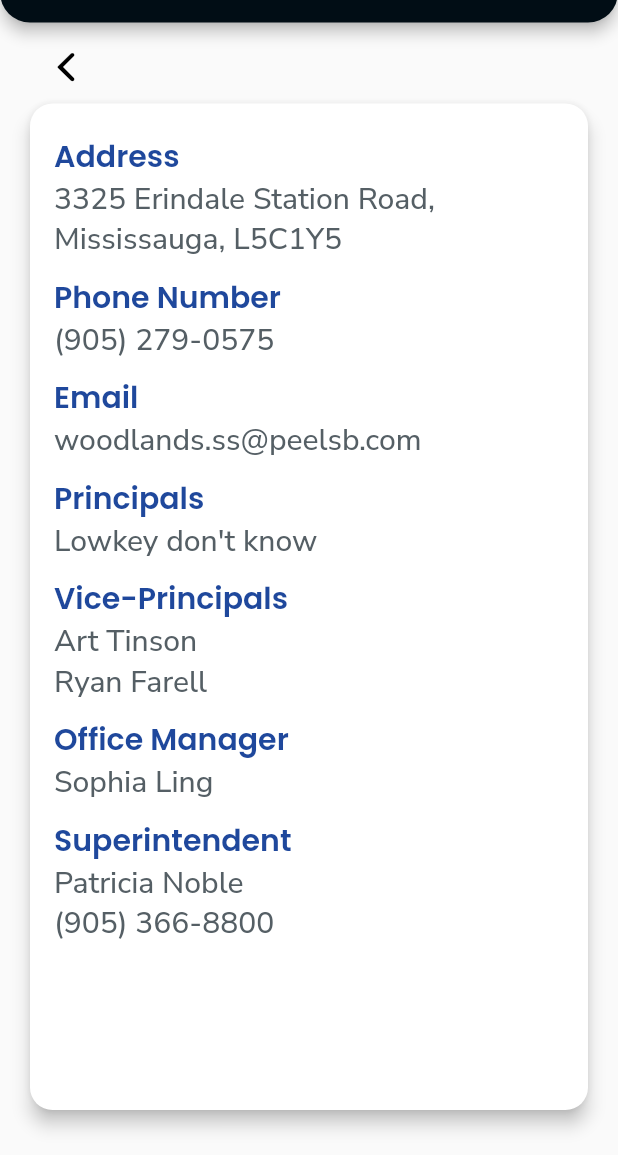
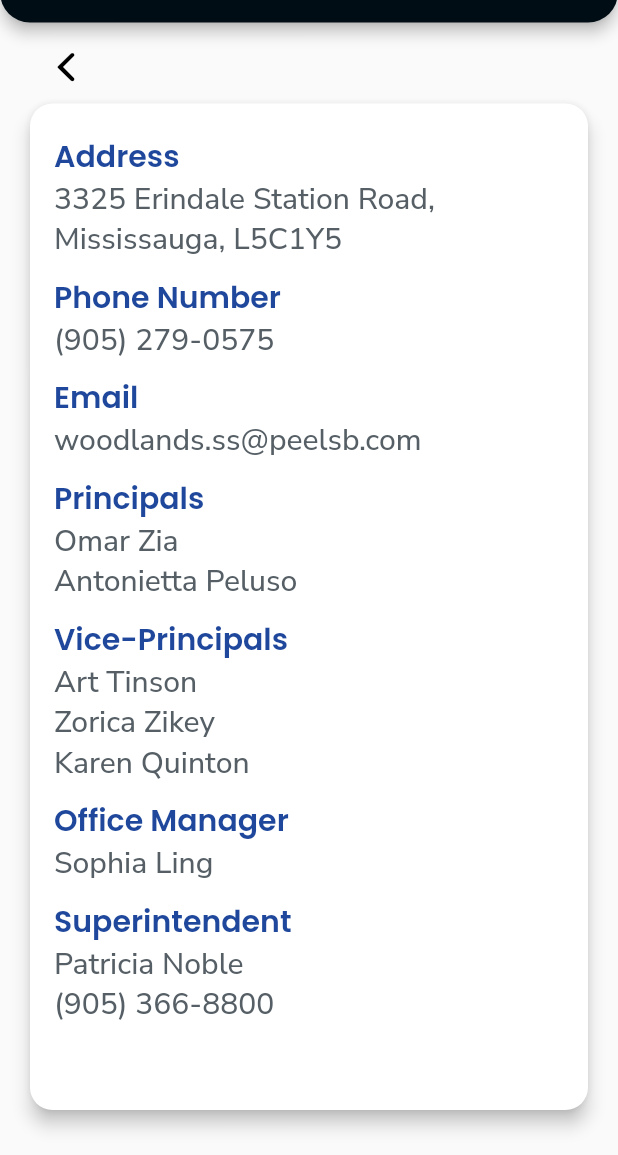
Before and after one commit to Woodlands-App-Team/WAPP, a Flutter app: the InfoPage screen opened directly, on a phone screen of 412 x 824 dp, the part 81-1236 px from its top. Run offline on Flutter 3.47's test engine with Material 2 defaults, Android fonts, the phone set to English and light mode, and no system bars; our stand-ins replace animated_text_kit, auto_size_text, cloud_firestore, cloud_functions, firebase_auth, firebase_core and 10 more; missing offline and left inert: dart:ffi, delayed_widget, oauth2, profanity_filter; accounts and stored records are empty; project files that could hold a hidden picture were left out.

Commit message:
changed principal names

```diff
--- a/lib/pages/announcements_page/announcement_card.dart
+++ b/lib/pages/announcements_page/announcement_card.dart
@@ -158,7 +158,7 @@ class _AnnouncementCardState extends State<AnnouncementCard>
                                   child: Text(
                                     widget.previewDescriptionText,
                                     overflow: TextOverflow.ellipsis,
-                                    maxLines: 4,
+                                    maxLines: 3,
                                     style: GoogleFonts.poppins(
                                       color: white,
                                       fontSize: 16, //16.5
--- a/lib/pages/general_page/info_page.dart
+++ b/lib/pages/general_page/info_page.dart
@@ -14,8 +14,10 @@ class InfoPage extends StatelessWidget {
         info: "3325 Erindale Station Road,\nMississauga, L5C1Y5"),
     InfoField(name: "Phone Number", info: "(905) 279-0575"),
     InfoField(name: "Email", info: "woodlands.ss@peelsb.com"),
-    InfoField(name: "Principals", info: "Lowkey don't know"),
-    InfoField(name: "Vice-Principals", info: "Art Tinson\nRyan Farell"),
+    InfoField(name: "Principals", info: "Omar Zia\nAntonietta Peluso"),
+    InfoField(
+        name: "Vice-Principals",
+        info: "Art Tinson\nZorica Zikey\nKaren Quinton"),
     InfoField(name: "Office Manager", info: "Sophia Ling"),
     InfoField(name: "Superintendent", info: "Patricia Noble\n(905) 366-8800"),
   ];
--- a/lib/pages/general_page/map_page.dart
+++ b/lib/pages/general_page/map_page.dart
@@ -34,7 +34,7 @@ class MapPage extends StatelessWidget {
       floatingActionButtonLocation: FloatingActionButtonLocation.endTop,
       body: Container(
           child: PhotoView(
-        imageProvider: AssetImage("assets/logo.png"),
+        imageProvider: AssetImage("assets/school_map.png"),
       )),
     );
   }
--- a/lib/pages/home_page/home.dart
+++ b/lib/pages/home_page/home.dart
@@ -72,9 +72,9 @@ class _HomeState extends State<Home> with TickerProviderStateMixin {
   }
 
   // ignore: unused_field
-  int _currentIndex = 2;
+  int _currentIndex = 0;
 
-  late PageController _pageController = PageController(initialPage: 2);
+  late PageController _pageController = PageController(initialPage: 0);
 
   @override
   void initState() {
```
Also changed, not shown: lib/pages/onboarding_pages/sign_in_page.dart (+6 -2 lines), assets/school_map.png (added), 1 other file.
